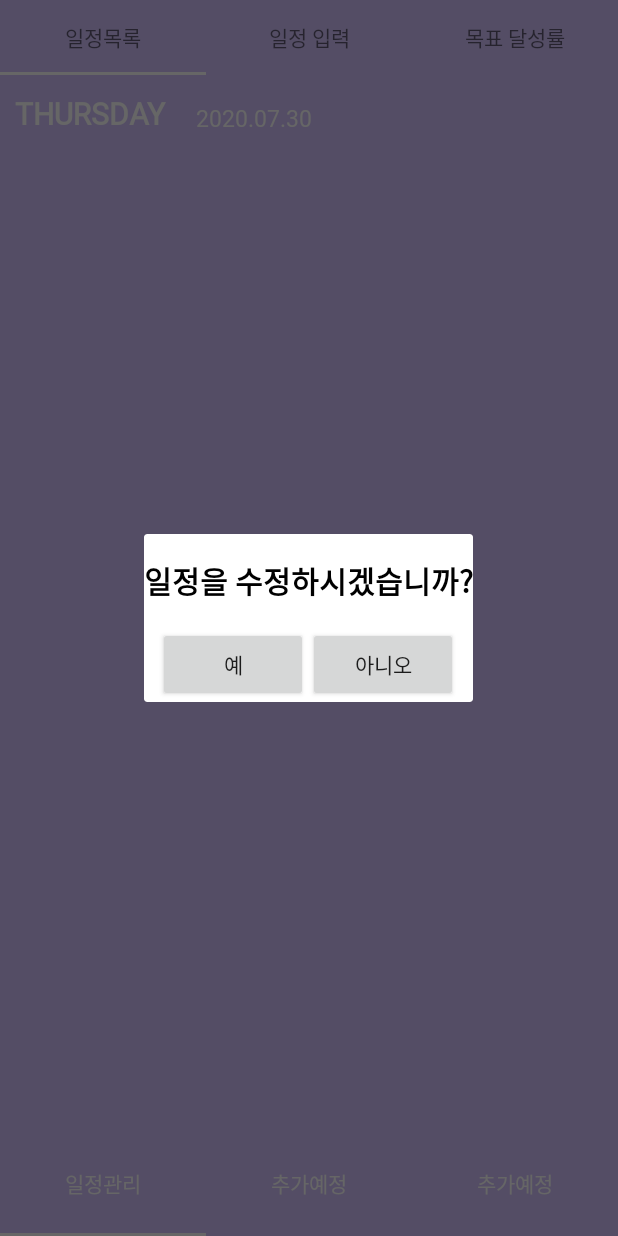
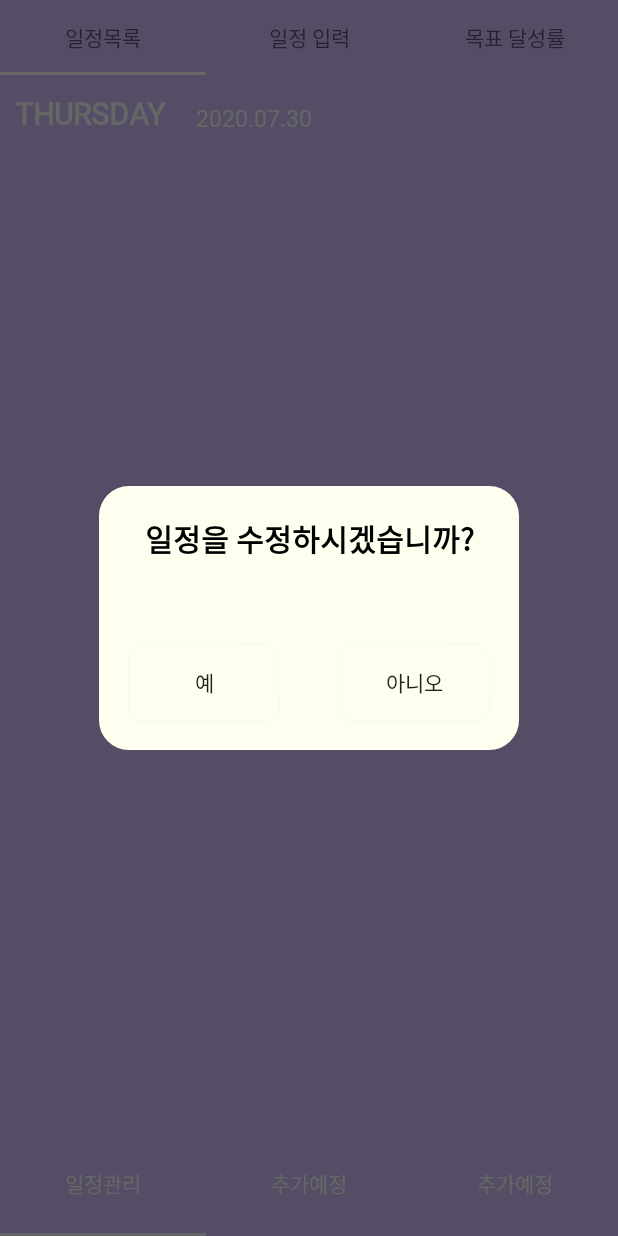
Before and after one commit to yeongwoojang/TeamProject, an Android app: the fragment UpdateScheduleFragment placed in its activity, on a phone screen of 412 x 824 dp. Run offline under Robolectric (Android 15) with nearby library versions, the phone set to English and light mode, and no system bars; our stand-ins replace Firebase (no records; nobody signed in at launch, a user with empty details on screens opened directly); libraries missing offline, so code that uses them is left out: com.kakao.auth, com.kakao.kakaolink, com.kakao.message, com.kakao.network, com.kakao.usermgmt and 1 more; pictures from the network do not load; 1 statement that could not run was skipped.

Commit message:
Merge remote-tracking branch 'remotes/origin/ywjang'
# Conflicts:
#	app/src/main/java/com/example/yourschedule/FRAGMENT/UpdateScheduleFragment.java

```diff
--- a/app/src/main/java/com/example/yourschedule/ADAPTER/SchduleRecyclerViewAdapter.java
+++ b/app/src/main/java/com/example/yourschedule/ADAPTER/SchduleRecyclerViewAdapter.java
@@ -166,6 +166,7 @@ public class SchduleRecyclerViewAdapter extends RecyclerView.Adapter<SchduleRecy
             scheduleDTO.setDate(date);
             scheduleDTO.setSchedule(scheduleListSet);
             scheduleDTO.setIsComplete(isComplete);
+
         } else {
             Toast.makeText(activity, "하나 이상의 일정을 입력하세요", Toast.LENGTH_SHORT).show();
         }
@@ -173,5 +174,7 @@ public class SchduleRecyclerViewAdapter extends RecyclerView.Adapter<SchduleRecy
                 getDisplayName())
                 .child(date.replace(".", "-"))
                 .setValue(scheduleDTO);
+
     }
+
 }
--- a/app/src/main/java/com/example/yourschedule/FRAGMENT/UpdateScheduleFragment.java
+++ b/app/src/main/java/com/example/yourschedule/FRAGMENT/UpdateScheduleFragment.java
@@ -1,9 +1,12 @@
 package com.example.yourschedule.FRAGMENT;
 
+import android.graphics.Color;
+import android.graphics.drawable.ColorDrawable;
 import android.os.Bundle;
 import android.view.LayoutInflater;
 import android.view.View;
 import android.view.ViewGroup;
+import android.view.Window;
 import android.widget.Button;
 
 import androidx.annotation.NonNull;
@@ -51,6 +54,11 @@ public class UpdateScheduleFragment extends DialogFragment {
                 onMyUpdateDialogResult.finish();
             }
         });
+
+        if (getDialog() != null && getDialog().getWindow() != null) {
+            getDialog().getWindow().setBackgroundDrawable(new ColorDrawable(Color.TRANSPARENT));
+            getDialog().getWindow().requestFeature(Window.FEATURE_NO_TITLE);
+        }
     }
 
     public interface onMyUpdateDialogResult{
--- a/app/src/main/res/drawable/gradient.xml
+++ b/app/src/main/res/drawable/gradient.xml
@@ -8,7 +8,7 @@
         ></corners>
 
     <stroke
-        android:width="1dp"
+        android:width="20dp"
         android:color="#FFFFF0"
         ></stroke>
     <solid
--- a/app/src/main/res/layout/fragment_update_schedule.xml
+++ b/app/src/main/res/layout/fragment_update_schedule.xml
@@ -2,18 +2,21 @@
 <LinearLayout
     xmlns:android="http://schemas.android.com/apk/res/android"
     android:layout_width="match_parent"
-    android:layout_height="150dp"
+    android:layout_height="wrap_content"
     android:orientation="vertical"
+    android:background="@drawable/gradient"
     >
     <TextView
         android:id="@+id/questionText"
         android:layout_width="match_parent"
         android:layout_height="wrap_content"
         android:text="일정을 수정하시겠습니까?"
+        android:fontFamily="@font/baemin"
         android:textStyle="bold"
         android:textColor="#000000"
         android:textSize="20dp"
         android:gravity="center_horizontal"
+        android:layout_margin="20dp"
         android:layout_marginTop="16dp"
         ></TextView>
     <LinearLayout
@@ -28,12 +31,17 @@
             android:layout_width="100dp"
             android:layout_height="50dp"
             android:text="예"
+            android:layout_margin="20dp"
+            android:background="@drawable/popup_button_shape"
             ></Button>
         <Button
             android:id="@+id/noBt"
             android:layout_width="100dp"
             android:layout_height="50dp"
             android:text="아니오"
+            android:layout_margin="20dp"
+            android:layout_marginLeft="10dp"
+            android:background="@drawable/popup_button_shape"
             ></Button>
     </LinearLayout>
 </LinearLayout>
```
Also changed, not shown: app/src/main/java/com/example/yourschedule/FRAGMENT/Calandar.java (+34 -3 lines), app/src/main/java/com/example/yourschedule/FRAGMENT/PopupFragment.java (+9 -1 lines), app/src/main/res/layout/fragment_calandar.xml (+16 -7 lines), app/src/main/res/drawable/round_add_circle_outline_black_18dp.png (added).
